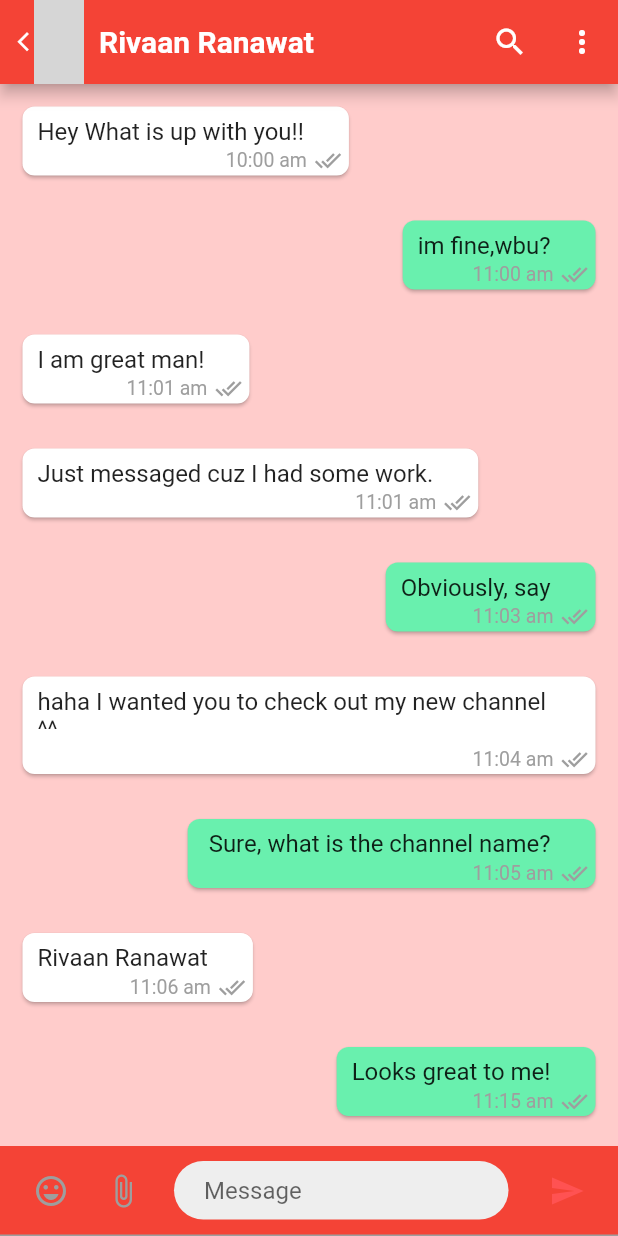
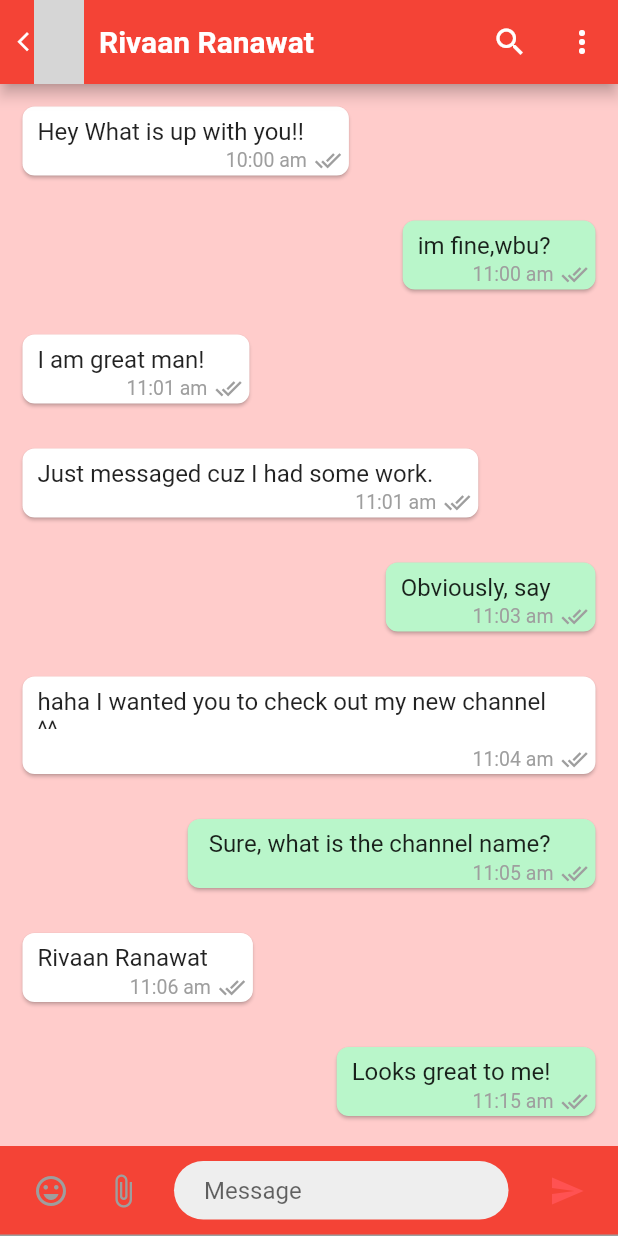
Before and after one commit to nishant-dongare/chat-flutter, a Flutter app: the screen it shows after launch, after a tap on "Rivaan Ranawat", on a phone screen of 412 x 824 dp. Run offline on Flutter 3.47's test engine with Material 2 defaults, Android fonts, the phone set to English and light mode, and no system bars; network calls fail; grey boxes are pictures that could not be loaded.

Commit message:
fixed ui

```diff
--- a/lib/chatlist.dart
+++ b/lib/chatlist.dart
@@ -34,7 +34,7 @@ class ChatList extends StatelessWidget {
                       Navigator.push(
                         context,
                         MaterialPageRoute(
-                          builder: (context) => ChatScreen(),
+                          builder: (context) => const ChatScreen(),
                         ),
                       );
                     }
--- a/lib/theme.dart
+++ b/lib/theme.dart
@@ -8,17 +8,23 @@ ThemeData theme = ThemeData(
   dividerColor: Colors.grey,
   primaryIconTheme: const IconThemeData(color: Colors.red),
   iconTheme: const IconThemeData(color: Colors.white),
-  cardColor: Colors.greenAccent[200],
+  cardColor: Colors.greenAccent[100],
 );
 
 ThemeData darkTheme = ThemeData(
+  appBarTheme: AppBarTheme(
+    backgroundColor: Colors.grey[800],
+  ),
+  primarySwatch: Colors.red,
   primaryColor: Colors.grey[800],
   primaryColorDark: Colors.grey[900],
-  scaffoldBackgroundColor: Colors.grey[900],
+  scaffoldBackgroundColor: Colors.grey[800],
   dividerColor: Colors.grey,
   primaryColorLight: Colors.grey[900],
   primaryIconTheme: const IconThemeData(color: Colors.black),
   iconTheme: const IconThemeData(color: Colors.white70),
-  cardColor: Colors.greenAccent[700],
-  // cardColor: const Color(0xFF128C7E),
+  cardColor: Colors.greenAccent[600],
+  floatingActionButtonTheme: FloatingActionButtonThemeData(
+    backgroundColor: Colors.grey[900],
+  ),
 );
--- a/lib/webchatscreen.dart
+++ b/lib/webchatscreen.dart
@@ -15,7 +15,7 @@ class WebChatScreen extends StatelessWidget {
     return Column(
       children: [
         AppBar(
-          backgroundColor: Theme.of(context).primaryColorDark,
+          // backgroundColor: Theme.of(context).primaryColorDark,
           leading: Padding(
             padding: const EdgeInsets.all(8.0),
             child: getAvatar(info[index]['profilePic'].toString()),
```
